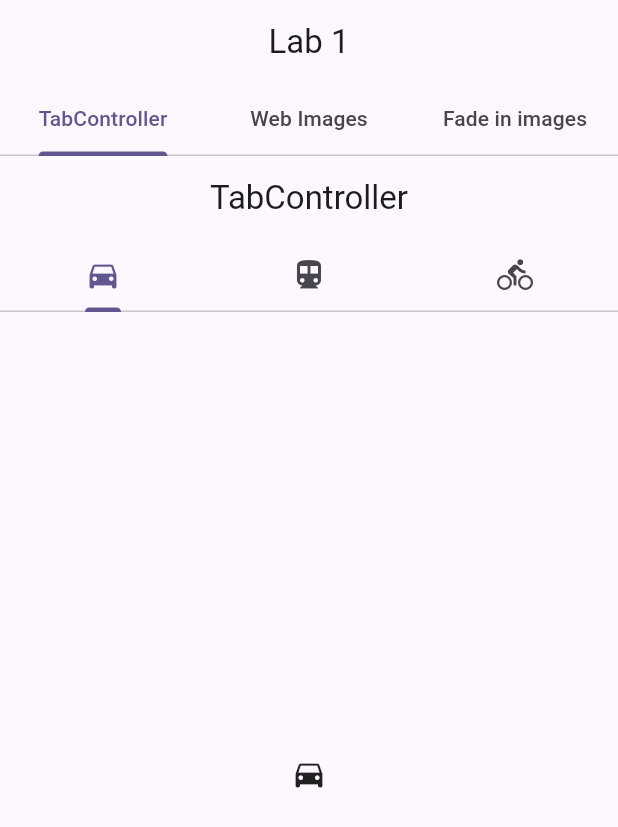
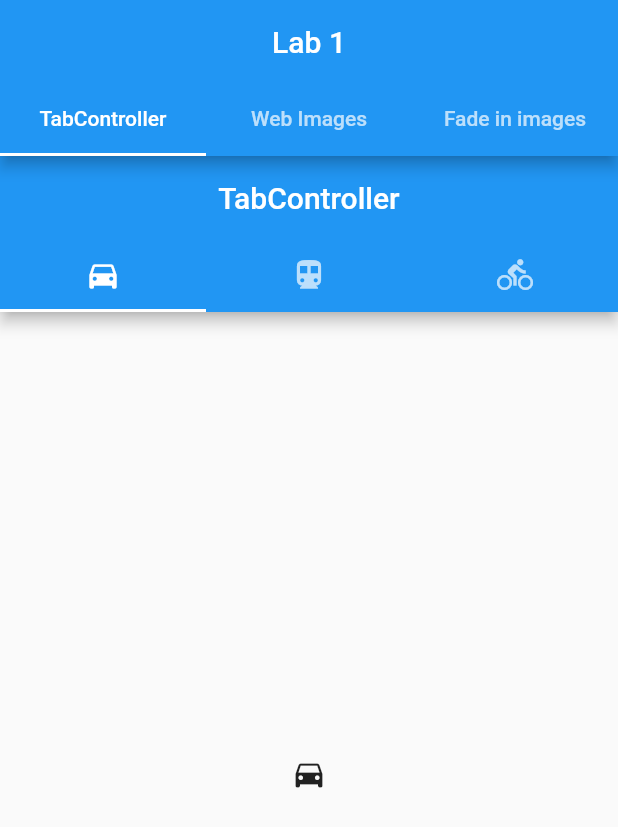
Before and after one commit to hoang3402/mobile, a Flutter app: the screen it shows after launch, on a phone screen of 412 x 824 dp. Shown: the top 827 px of the screen. Run offline on Flutter 3.47's test engine with Material 2 defaults, Android fonts, the phone set to English and light mode, and no system bars.

Commit message:
make theme default

```diff
--- a/lib/main.dart
+++ b/lib/main.dart
@@ -12,14 +12,9 @@ class MyApp extends StatelessWidget {
 
   @override
   Widget build(BuildContext context) {
-    return MaterialApp(
+    return const MaterialApp(
       title: 'Lab 1 Work with Tabs and Display images from the internet',
-      theme: ThemeData(
-        colorScheme: ColorScheme.fromSeed(
-            seedColor: const Color.fromARGB(255, 78, 0, 211)),
-        useMaterial3: true,
-      ),
-      home: const MyHomePage(),
+      home: MyHomePage(),
       debugShowCheckedModeBanner: false,
     );
   }
```
